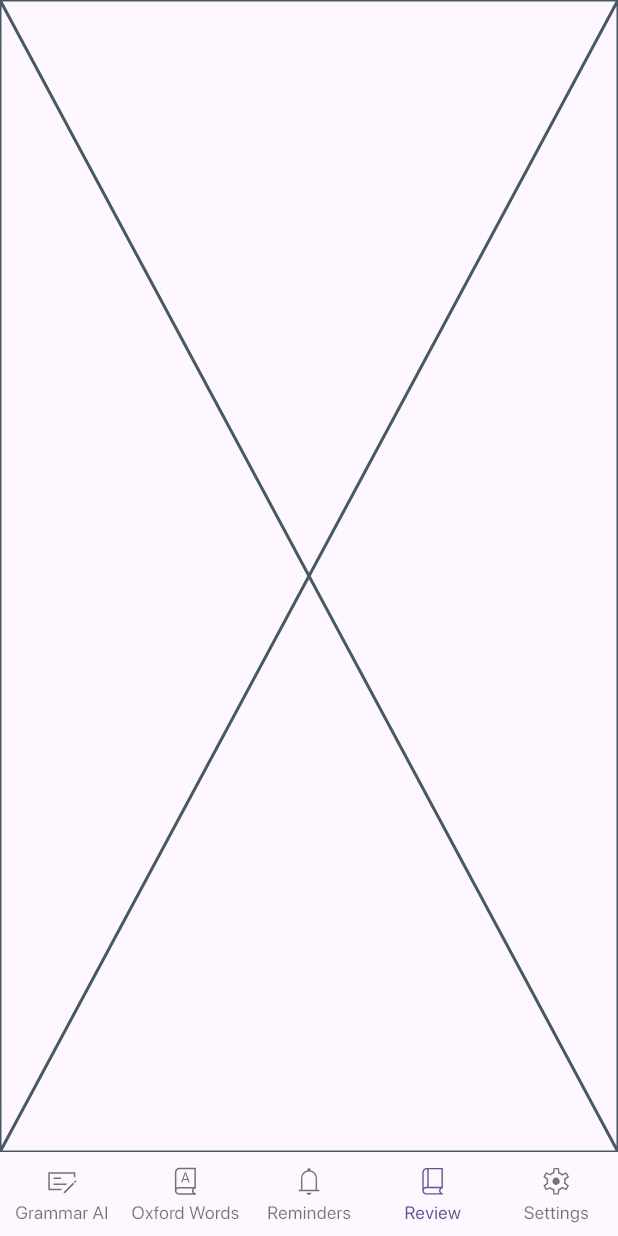
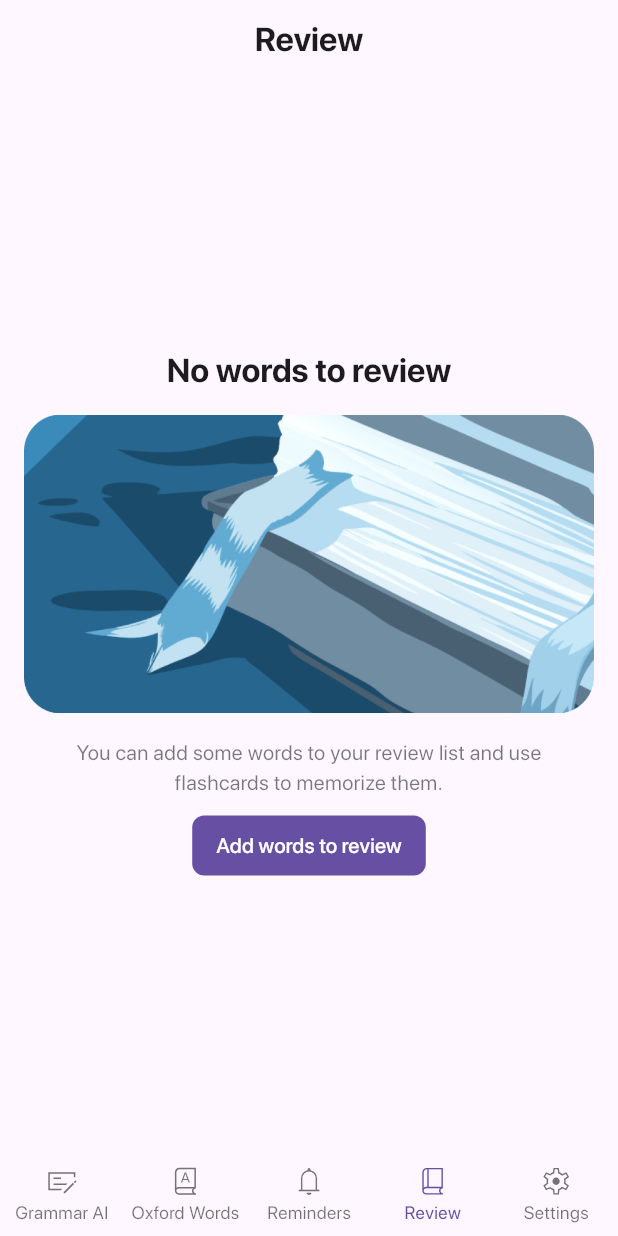
Before and after one commit to thanhlongzzz/grammar_polisher, a Flutter app: the screen it shows after launch, item 4 of the bottom bar chosen, on a phone screen of 412 x 824 dp. Run offline on Flutter 3.47's test engine with Material 3 defaults, Android fonts, the phone set to English and light mode, and no system bars; our stand-ins replace audioplayers, bloc, connectivity_plus, dartz, dio, flutter_bloc and 11 more; missing offline and left inert: app_settings; accounts and stored records are empty; generated files the repository leaves out were written again; network calls fail; statements that could not run were skipped; project files that could hold a hidden picture were left out.

Commit message:
feat(review): add review screen

```diff
--- a/lib/ui/screens/review/review_screen.dart
+++ b/lib/ui/screens/review/review_screen.dart
@@ -1,10 +1,41 @@
 import 'package:flutter/material.dart';
+import 'package:flutter_bloc/flutter_bloc.dart';
 
-class ReviewScreen extends StatelessWidget {
+import '../../../data/models/word_status.dart';
+import '../../commons/base_page.dart';
+import '../vocabulary/bloc/vocabulary_bloc.dart';
+import '../vocabulary/widgets/vocabulary_item.dart';
+import 'widgets/empty_review_page.dart';
+
+class ReviewScreen extends StatefulWidget {
   const ReviewScreen({super.key});
 
   @override
+  State<ReviewScreen> createState() => _ReviewScreenState();
+}
+
+class _ReviewScreenState extends State<ReviewScreen> {
+  @override
   Widget build(BuildContext context) {
-    return const Placeholder();
+    final vocabularyState = context.watch<VocabularyBloc>().state;
+    final reviewWords = vocabularyState.words.where((word) => word.status == WordStatus.star).toList();
+    return BasePage(
+      title: 'Review',
+      child: reviewWords.isNotEmpty
+          ? ListView.builder(
+              itemCount: reviewWords.length,
+              itemBuilder: (context, index) {
+                final word = reviewWords[index];
+                return VocabularyItem(word: word);
+              },
+            )
+          : EmptyReviewPage(),
+    );
+  }
+
+  @override
+  void initState() {
+    super.initState();
+    context.read<VocabularyBloc>().add(const VocabularyEvent.getAllOxfordWords());
   }
 }
--- /dev/null
+++ b/lib/ui/screens/review/widgets/empty_review_page.dart
@@ -0,0 +1,56 @@
+import 'package:flutter/material.dart';
+import 'package:go_router/go_router.dart';
+
+import '../../../../generated/assets.dart';
+import '../../../../navigation/app_router.dart';
+import '../../../commons/rounded_button.dart';
+
+class EmptyReviewPage extends StatelessWidget {
+  const EmptyReviewPage({super.key});
+
+  @override
+  Widget build(BuildContext context) {
+    final textTheme = Theme.of(context).textTheme;
+    final colorScheme = Theme.of(context).colorScheme;
+    return Column(
+      mainAxisAlignment: MainAxisAlignment.center,
+      children: [
+        Text(
+          'No words to review',
+          style: textTheme.titleLarge?.copyWith(
+            fontWeight: FontWeight.bold,
+          ),
+        ),
+        const SizedBox(height: 16),
+        Image.asset(
+          Assets.pngBook,
+        ),
+        const SizedBox(height: 16),
+        Padding(
+          padding: const EdgeInsets.symmetric(horizontal: 16.0),
+          child: Text(
+            'You can add some words to your review list and use flashcards to memorize them.',
+            style: textTheme.bodyMedium?.copyWith(
+              color: colorScheme.onSurface.withAlpha(150),
+            ),
+            textAlign: TextAlign.center,
+          ),
+        ),
+        const SizedBox(height: 8),
+        RoundedButton(
+          expand: false,
+          padding: const EdgeInsets.symmetric(horizontal: 16),
+          borderRadius: 8,
+          onPressed: () => _onAddWords(context),
+          child: Text(
+            'Add words to review',
+          ),
+        ),
+      ],
+    );
+  }
+
+  void _onAddWords(BuildContext context) {
+    context.go(RoutePaths.vocabulary);
+  }
+}
```
Also changed, not shown: assets/png/book.png (added), lib/generated/assets.dart.
